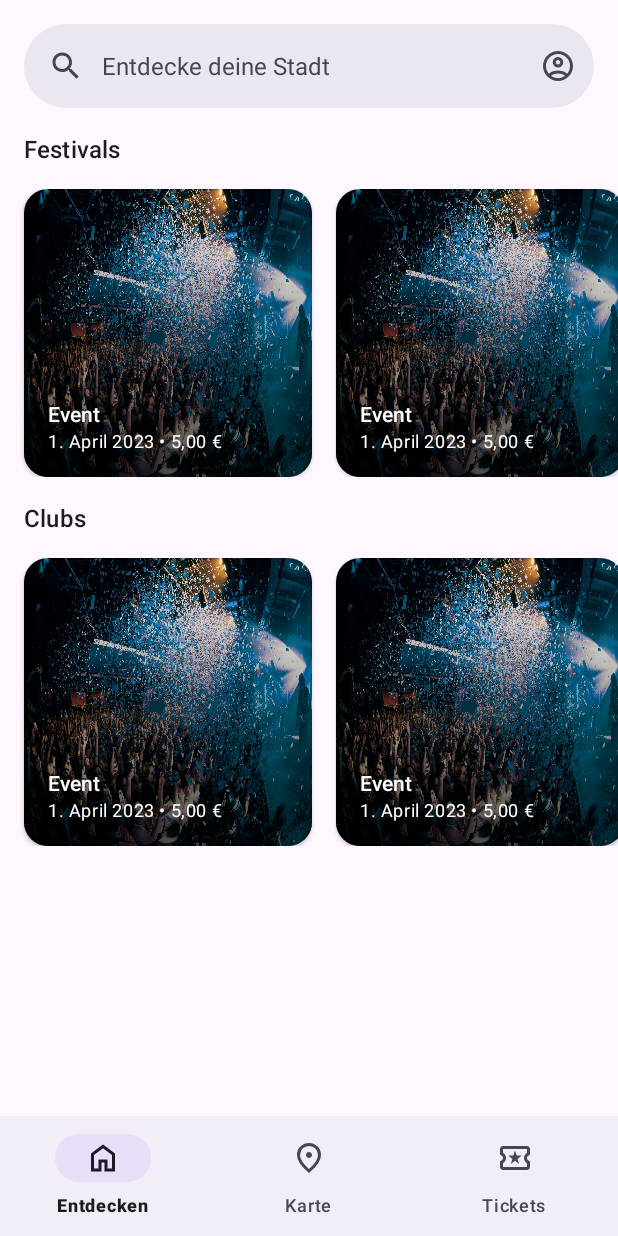
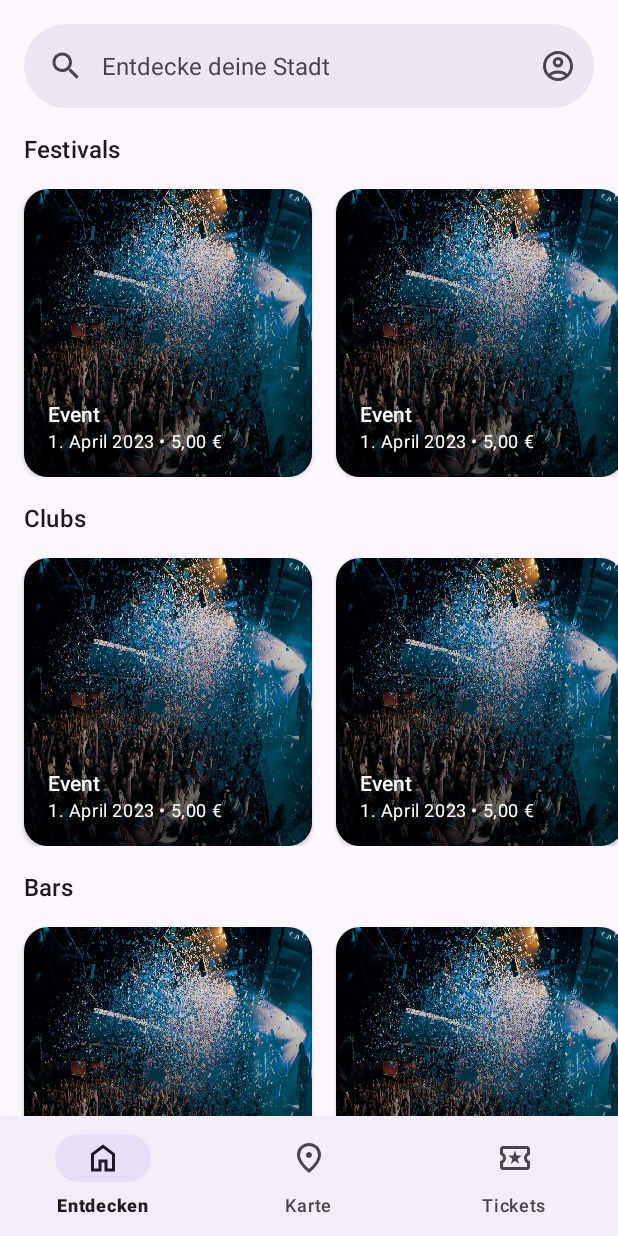
Before and after one commit to Sandlo/EventRadar, an Android app: the screen it shows after launch (MainActivity), on a phone screen of 412 x 824 dp. Run offline under Robolectric (Android 15) with nearby library versions, the phone set to English and light mode, and no system bars; our stand-ins replace navigation-ui.

Commit message:
Make category list dynamic

```diff
--- /dev/null
+++ b/app/src/main/java/com/example/eventradar/adapters/CategoryListAdapter.kt
@@ -0,0 +1,50 @@
+package com.example.eventradar.adapters
+
+import android.annotation.SuppressLint
+import android.view.ViewGroup
+import androidx.recyclerview.widget.RecyclerView
+import android.view.View
+import android.widget.TextView
+import com.example.eventradar.R
+import android.view.LayoutInflater
+import androidx.recyclerview.widget.LinearLayoutManager
+import com.example.eventradar.data.CategoryListItem
+import com.example.eventradar.interfaces.RecyclerViewHelperInterface
+
+class CategoryListAdapter(
+    private val items: List<CategoryListItem>,
+    private val helperInterface: RecyclerViewHelperInterface
+    ) : RecyclerView.Adapter<CategoryListAdapter.ViewHolder>() {
+
+    override fun onCreateViewHolder(
+        parent: ViewGroup,
+        viewType: Int
+    ): ViewHolder {
+        return ViewHolder(
+            LayoutInflater
+                .from(parent.context)
+                .inflate(R.layout.list_item_category, parent, false)
+        )
+    }
+
+    @SuppressLint("ClickableViewAccessibility")
+    override fun onBindViewHolder(holder: ViewHolder, position: Int) {
+        holder.title.text = items[position].title
+        holder.list
+        holder.list.layoutManager = LinearLayoutManager(
+            holder.list.context,
+            RecyclerView.HORIZONTAL,
+            false
+        )
+        holder.list.adapter = EventListAdapter(items[position].list, helperInterface)
+    }
+
+    override fun getItemCount(): Int {
+        return items.size
+    }
+
+    class ViewHolder(view: View) : RecyclerView.ViewHolder(view) {
+        val title: TextView = view.findViewById(R.id.title)
+        val list: RecyclerView = view.findViewById(R.id.list)
+    }
+}
--- /dev/null
+++ b/app/src/main/java/com/example/eventradar/data/CategoryListItem.kt
@@ -0,0 +1,6 @@
+package com.example.eventradar.data
+
+data class CategoryListItem(
+    val title: String = "",
+    val list: List<SimpleListItem> = listOf()
+)
--- a/app/src/main/java/com/example/eventradar/fragments/DiscoverFragment.kt
+++ b/app/src/main/java/com/example/eventradar/fragments/DiscoverFragment.kt
@@ -12,7 +12,8 @@ import androidx.recyclerview.widget.RecyclerView
 import com.example.eventradar.R
 import com.example.eventradar.activities.EventActivity
 import com.example.eventradar.activities.MainActivity
-import com.example.eventradar.adapters.EventListAdapter
+import com.example.eventradar.adapters.CategoryListAdapter
+import com.example.eventradar.data.CategoryListItem
 import com.example.eventradar.data.SimpleListItem
 import com.example.eventradar.helpers.OutOfScopeDialog
 import com.example.eventradar.interfaces.RecyclerViewHelperInterface
@@ -42,18 +43,17 @@ class DiscoverFragment : Fragment(), RecyclerViewHelperInterface {
             "1. April 2023 • 5,00 €",
             R.drawable.elena_de_soto
         )
+        val dummyItems = Array(5) { dummyItem }.asList()
 
-        val firstRecyclerView = root.findViewById<RecyclerView>(R.id.first_list)
-        firstRecyclerView.layoutManager = LinearLayoutManager(requireContext(), RecyclerView.HORIZONTAL, false)
-        firstRecyclerView.adapter = EventListAdapter(
-            Array(20) { dummyItem }.asList(),
-            this
-        )
-
-        val secondRecyclerView = root.findViewById<RecyclerView>(R.id.second_list)
-        secondRecyclerView.layoutManager = LinearLayoutManager(requireContext(), RecyclerView.HORIZONTAL, false)
-        secondRecyclerView.adapter = EventListAdapter(
-            Array(20) { dummyItem }.asList(),
+        val firstRecyclerView = root.findViewById<RecyclerView>(R.id.list)
+        firstRecyclerView.layoutManager = LinearLayoutManager(requireContext())
+        firstRecyclerView.adapter = CategoryListAdapter(
+            listOf(
+                CategoryListItem(resources.getString(R.string.festivals), dummyItems),
+                CategoryListItem(resources.getString(R.string.clubs), dummyItems),
+                CategoryListItem(resources.getString(R.string.bars), dummyItems),
+                CategoryListItem(resources.getString(R.string.food), dummyItems)
+            ),
             this
         )
 
--- a/app/src/main/res/layout/fragment_discover.xml
+++ b/app/src/main/res/layout/fragment_discover.xml
@@ -1,5 +1,5 @@
 <?xml version="1.0" encoding="utf-8"?>
-<LinearLayout xmlns:android="http://schemas.android.com/apk/res/android"
+<FrameLayout xmlns:android="http://schemas.android.com/apk/res/android"
     android:layout_width="match_parent"
     android:layout_height="match_parent"
     android:orientation="vertical"
@@ -14,33 +14,10 @@
         app:menu="@menu/search_bar_menu"
         android:hint="@string/search_hint_discover" />
 
-        <TextView
-            android:layout_width="match_parent"
-            android:layout_height="wrap_content"
-            android:layout_marginHorizontal="@dimen/full_padding"
-            android:text="@string/festivals"
-            android:textAppearance="@style/TextAppearance.Material3.TitleMedium"/>
-
-        <androidx.recyclerview.widget.RecyclerView
-            android:id="@+id/first_list"
-            android:layout_width="match_parent"
-            android:layout_height="wrap_content"
-            android:layout_marginVertical="@dimen/full_padding"
-            android:paddingHorizontal="@dimen/full_padding"
-            android:clipToPadding="false" />
-
-        <TextView
-            android:layout_width="match_parent"
-            android:layout_height="wrap_content"
-            android:layout_marginHorizontal="@dimen/full_padding"
-            android:text="@string/clubs"
-            android:textAppearance="@style/TextAppearance.Material3.TitleMedium"/>
-
     <androidx.recyclerview.widget.RecyclerView
-            android:id="@+id/second_list"
-            android:layout_width="match_parent"
-            android:layout_height="wrap_content"
-            android:layout_marginVertical="@dimen/full_padding"
-            android:paddingHorizontal="@dimen/full_padding"
-            android:clipToPadding="false" />
-    </LinearLayout>
+        android:id="@+id/list"
+        android:layout_width="match_parent"
+        android:layout_height="match_parent"
+        android:paddingTop="@dimen/padding_7"
+        android:clipToPadding="false" />
+</FrameLayout>
--- /dev/null
+++ b/app/src/main/res/layout/list_item_category.xml
@@ -0,0 +1,22 @@
+<?xml version="1.0" encoding="utf-8"?>
+<LinearLayout xmlns:android="http://schemas.android.com/apk/res/android"
+    android:layout_width="match_parent"
+    android:layout_height="wrap_content"
+    android:orientation="vertical">
+
+    <TextView
+        android:id="@+id/title"
+        android:layout_width="match_parent"
+        android:layout_height="wrap_content"
+        android:layout_marginHorizontal="@dimen/full_padding"
+        android:textAppearance="@style/TextAppearance.Material3.TitleMedium"
+        android:textIsSelectable="false" />
+
+    <androidx.recyclerview.widget.RecyclerView
+        android:id="@+id/list"
+        android:layout_width="match_parent"
+        android:layout_height="wrap_content"
+        android:layout_marginVertical="@dimen/full_padding"
+        android:paddingHorizontal="@dimen/full_padding"
+        android:clipToPadding="false" />
+</LinearLayout>
--- a/app/src/main/res/layout/list_item_event.xml
+++ b/app/src/main/res/layout/list_item_event.xml
@@ -15,6 +15,11 @@
             android:layout_width="match_parent"
             android:layout_height="match_parent"
             android:background="@drawable/gradient_dim" />
+
+        <View
+            android:layout_width="match_parent"
+            android:layout_height="match_parent"
+            android:background="?selectableItemBackground" />
 
         <TextView
             android:id="@+id/title"
--- a/app/src/main/res/values/dimens.xml
+++ b/app/src/main/res/values/dimens.xml
@@ -2,5 +2,6 @@
 <resources>
     <dimen name="half_padding">8dp</dimen>
     <dimen name="full_padding">16dp</dimen>
+    <dimen name="padding_7">88dp</dimen>
     <dimen name="padding_8">128dp</dimen>
 </resources>
--- a/app/src/main/res/values/strings.xml
+++ b/app/src/main/res/values/strings.xml
@@ -22,6 +22,8 @@
 
     <string name="festivals">Festivals</string>
     <string name="clubs">Clubs</string>
+    <string name="bars">Bars</string>
+    <string name="food">Essen</string>
 
     <string name="logout">Abmelden</string>
     <string name="logout_summary">Sind Sie sich sicher, dass Sie sich abmelden möchten?</string>
```
